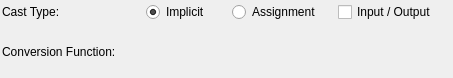
pgmodeler/pgmodeler, file libpgmodeler_ui/ui/castwidget.ui: the form before one commit.
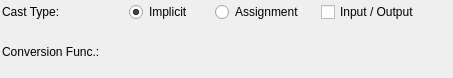
The form after the commit.

```diff
--- a/libpgmodeler_ui/ui/castwidget.ui
+++ b/libpgmodeler_ui/ui/castwidget.ui
@@ -36,7 +36,7 @@
      </property>
      <property name="minimumSize">
       <size>
-       <width>121</width>
+       <width>0</width>
        <height>0</height>
       </size>
      </property>
@@ -127,7 +127,7 @@
      </property>
      <property name="minimumSize">
       <size>
-       <width>138</width>
+       <width>0</width>
        <height>0</height>
       </size>
      </property>
@@ -138,7 +138,7 @@
       </size>
      </property>
      <property name="text">
-      <string>Conversion Function:</string>
+      <string>Conversion Func.:</string>
      </property>
     </widget>
    </item>
```
Left out of the diff: 11 changed lines with no effect on the pictures.
